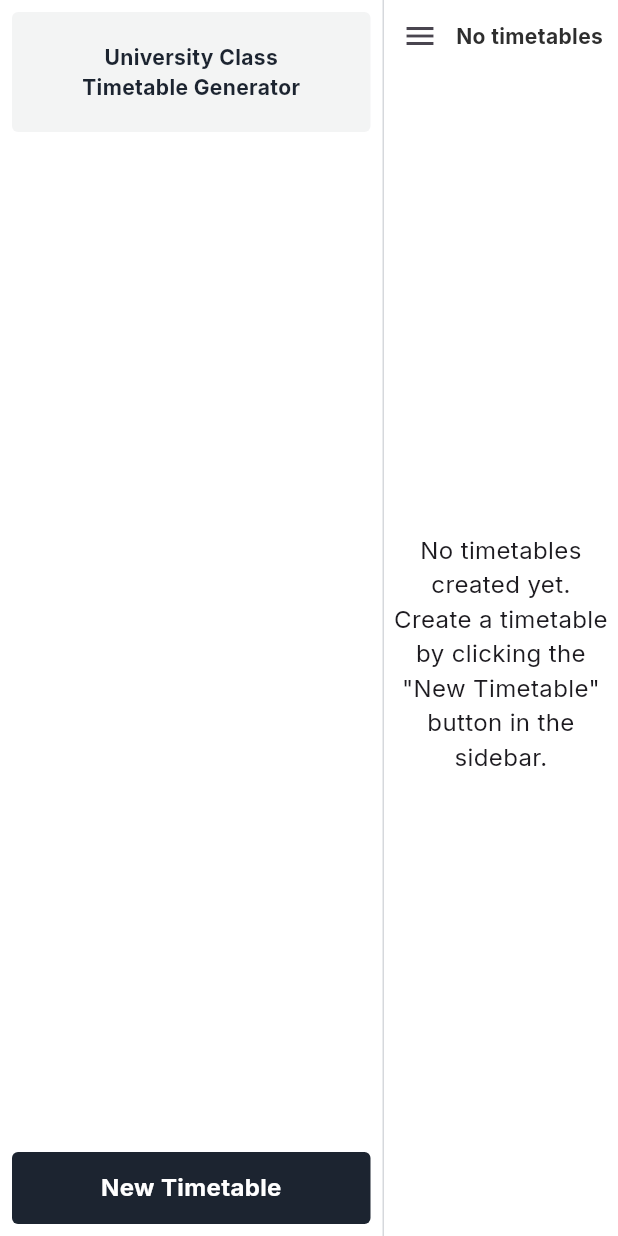
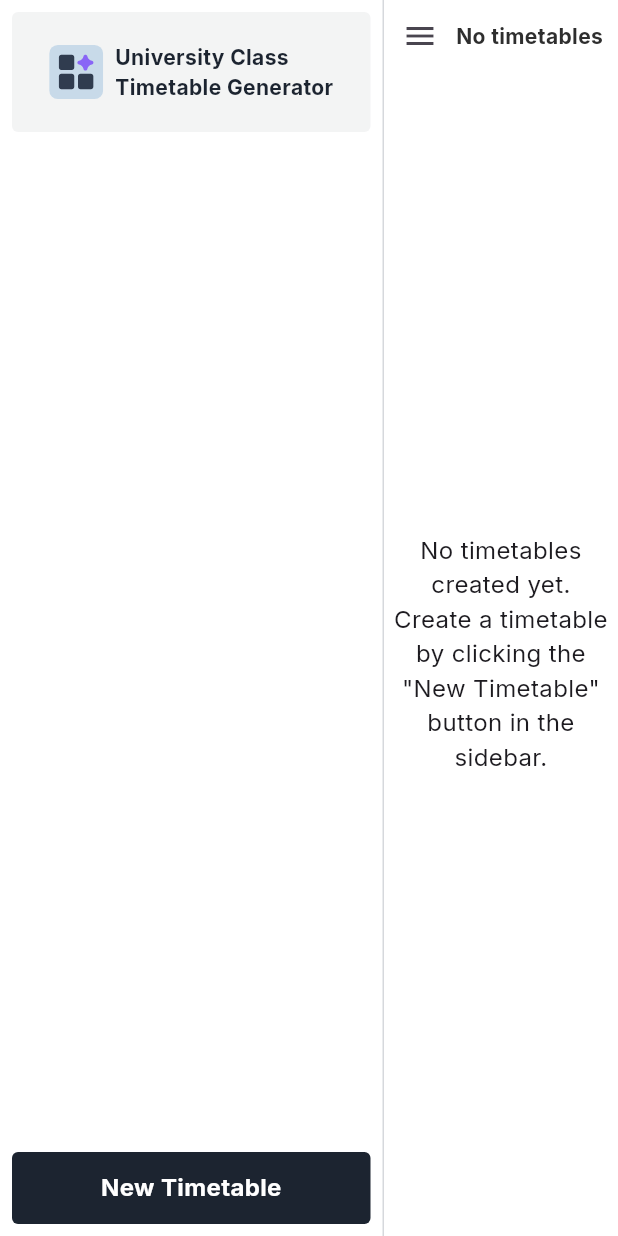
Before and after one commit to marcbentoy/uctg, a Flutter app: the screen it shows after launch, on a phone screen of 412 x 824 dp. Run offline on Flutter 3.47's test engine with Material 3 defaults, Android fonts, the phone set to English and light mode, and no system bars; our stand-ins replace flutter_svg, google_fonts, isar; missing offline and left inert: dart:ffi, timetable_view; accounts and stored records are empty; generated files the repository leaves out were written again.

Commit message:
feat: v0.1.1 release

```diff
--- a/lib/widgets/sidebar.dart
+++ b/lib/widgets/sidebar.dart
@@ -4,6 +4,7 @@ import 'package:uctg/constants/colors.dart';
 import 'package:uctg/main.dart';
 import 'package:uctg/models/timetable.dart';
 import 'package:uctg/widgets/timetable_sidebar_item_widget.dart';
+import 'package:flutter_svg/flutter_svg.dart';
 
 class CustomSidebar extends StatefulWidget {
   final Function(int) onItemSelected;
@@ -49,13 +50,26 @@ class _CustomSidebarState extends State<CustomSidebar> {
                 borderRadius: BorderRadius.circular(4),
               ),
               child: Center(
-                child: Text(
-                  "University Class\nTimetable Generator",
-                  textAlign: TextAlign.center,
-                  style: GoogleFonts.inter(
-                    fontWeight: FontWeight.bold,
-                    color: kDarkGrayColor,
-                  ),
+                child: Row(
+                  mainAxisAlignment: MainAxisAlignment.center,
+                  children: [
+                    SvgPicture.asset(
+                      "assets/icons/uctg_logo.svg",
+                      height: 36,
+                      width: 36,
+                    ),
+                    SizedBox(
+                      width: 8,
+                    ),
+                    Text(
+                      "University Class\nTimetable Generator",
+                      textAlign: TextAlign.start,
+                      style: GoogleFonts.inter(
+                        fontWeight: FontWeight.bold,
+                        color: kDarkGrayColor,
+                      ),
+                    ),
+                  ],
                 ),
               ),
             ),
```
Also changed, not shown: lib/widgets/custom_appbar.dart (deleted, +0 -12 lines), lib/widgets/generation_step.dart (+10 -0 lines), lib/widgets/result_step.dart (+25 -3 lines), pubspec.yaml (+11 -0 lines), assets/icons/uctg_logo.png (added), assets/icons/uctg_logo.svg (added), pubspec.lock, 1 other file.
